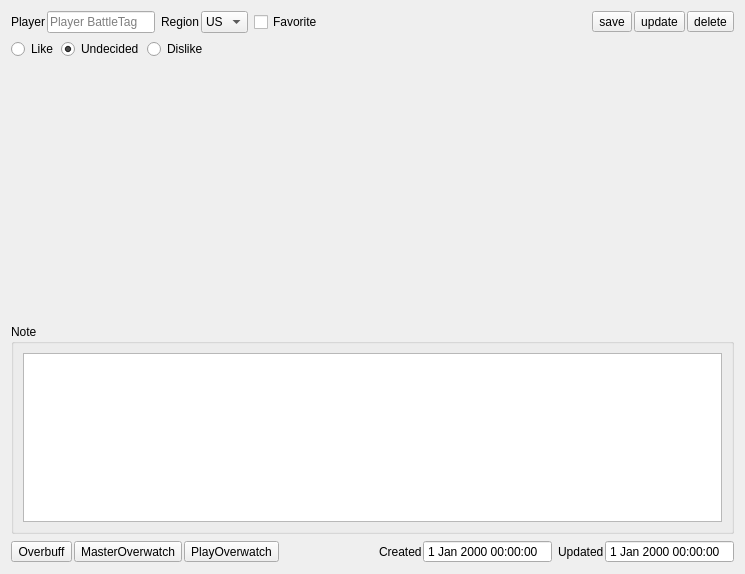
First picture: the form in OverwatchPlayerLog/UI/PlayerInfoPaneWidget.ui, repository yxbh/Overwatch-Player-Log, before the edit.
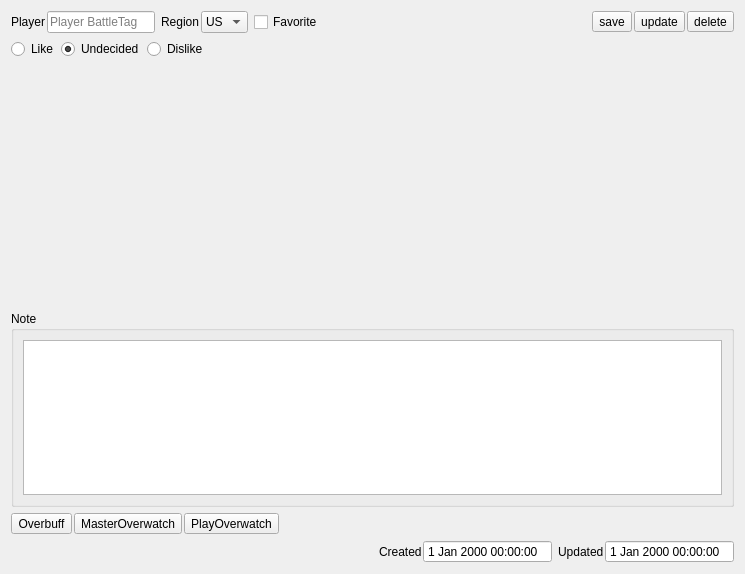
Second picture: the form after the edit.

Patch:
```diff
--- a/OverwatchPlayerLog/UI/PlayerInfoPaneWidget.ui
+++ b/OverwatchPlayerLog/UI/PlayerInfoPaneWidget.ui
@@ -245,6 +245,23 @@
       </layout>
      </item>
      <item>
+      <spacer name="horizontalSpacer_4">
+       <property name="orientation">
+        <enum>Qt::Horizontal</enum>
+       </property>
+       <property name="sizeHint" stdset="0">
+        <size>
+         <width>40</width>
+         <height>20</height>
+        </size>
+       </property>
+      </spacer>
+     </item>
+    </layout>
+   </item>
+   <item>
+    <layout class="QHBoxLayout" name="horizontalLayout_12">
+     <item>
       <spacer name="horizontalSpacer_2">
        <property name="orientation">
         <enum>Qt::Horizontal</enum>
```
Left out of the diff: 34 changed lines with no effect on the pictures.
